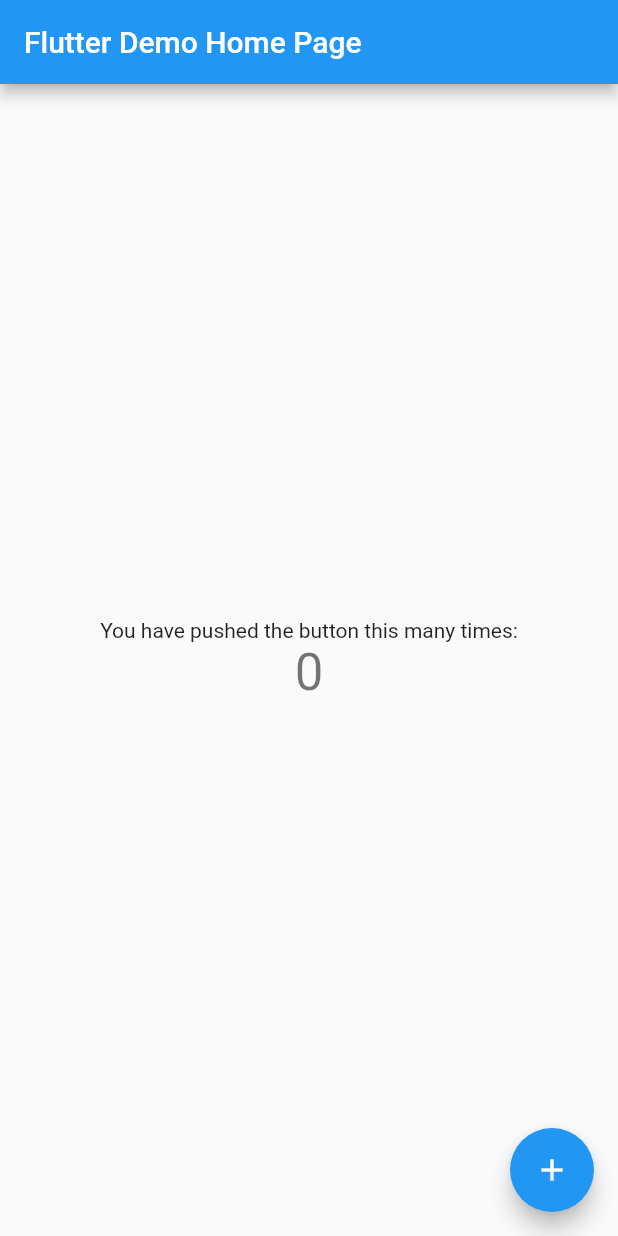
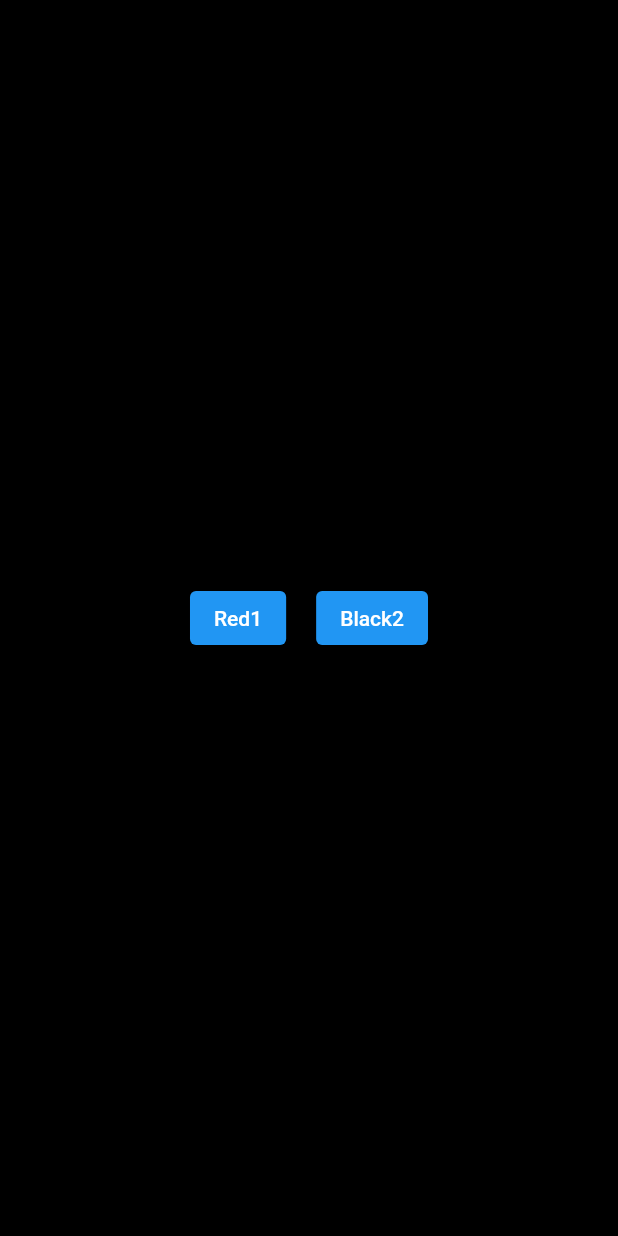
Before and after one commit to shreyash-jain/fluttersummertraining, a Flutter app: the screen it shows after launch, on a phone screen of 412 x 824 dp. Run offline on Flutter 3.47's test engine with Material 2 defaults, Android fonts, the phone set to English and light mode, and no system bars.

Commit message:
last class head

```diff
--- a/lib/main.dart
+++ b/lib/main.dart
@@ -11,105 +11,44 @@ class MyApp extends StatelessWidget {
   @override
   Widget build(BuildContext context) {
     return MaterialApp(
-      title: 'Flutter Demo',
-      theme: ThemeData(
-        // This is the theme of your application.
-        //
-        // Try running your application with "flutter run". You'll see the
-        // application has a blue toolbar. Then, without quitting the app, try
-        // changing the primarySwatch below to Colors.green and then invoke
-        // "hot reload" (press "r" in the console where you ran "flutter run",
-        // or simply save your changes to "hot reload" in a Flutter IDE).
-        // Notice that the counter didn't reset back to zero; the application
-        // is not restarted.
-        primarySwatch: Colors.blue,
-      ),
-      home: const MyHomePage(title: 'Flutter Demo Home Page'),
+      home: Toggle(),
     );
   }
 }
 
-class MyHomePage extends StatefulWidget {
-  const MyHomePage({Key? key, required this.title}) : super(key: key);
-
-  // This widget is the home page of your application. It is stateful, meaning
-  // that it has a State object (defined below) that contains fields that affect
-  // how it looks.
-
-  // This class is the configuration for the state. It holds the values (in this
-  // case the title) provided by the parent (in this case the App widget) and
-  // used by the build method of the State. Fields in a Widget subclass are
-  // always marked "final".
-
-  final String title;
-
-  @override
-  State<MyHomePage> createState() => _MyHomePageState();
-}
-
-class _MyHomePageState extends State<MyHomePage> {
-  int _counter = 0;
-
-  void _incrementCounter() {
-    setState(() {
-      // This call to setState tells the Flutter framework that something has
-      // changed in this State, which causes it to rerun the build method below
-      // so that the display can reflect the updated values. If we changed
-      // _counter without calling setState(), then the build method would not be
-      // called again, and so nothing would appear to happen.
-      _counter++;
-    });
-  }
+class Toggle extends StatelessWidget {
+  Toggle({Key? key}) : super(key: key);
+  Color color = Colors.black;
 
   @override
   Widget build(BuildContext context) {
-    // This method is rerun every time setState is called, for instance as done
-    // by the _incrementCounter method above.
-    //
-    // The Flutter framework has been optimized to make rerunning build methods
-    // fast, so that you can just rebuild anything that needs updating rather
-    // than having to individually change instances of widgets.
     return Scaffold(
-      appBar: AppBar(
-        // Here we take the value from the MyHomePage object that was created by
-        // the App.build method, and use it to set our appbar title.
-        title: Text(widget.title),
-      ),
-      body: Center(
-        // Center is a layout widget. It takes a single child and positions it
-        // in the middle of the parent.
-        child: Column(
-          // Column is also a layout widget. It takes a list of children and
-          // arranges them vertically. By default, it sizes itself to fit its
-          // children horizontally, and tries to be as tall as its parent.
-          //
-          // Invoke "debug painting" (press "p" in the console, choose the
-          // "Toggle Debug Paint" action from the Flutter Inspector in Android
-          // Studio, or the "Toggle Debug Paint" command in Visual Studio Code)
-          // to see the wireframe for each widget.
-          //
-          // Column has various properties to control how it sizes itself and
-          // how it positions its children. Here we use mainAxisAlignment to
-          // center the children vertically; the main axis here is the vertical
-          // axis because Columns are vertical (the cross axis would be
-          // horizontal).
-          mainAxisAlignment: MainAxisAlignment.center,
-          children: <Widget>[
-            const Text(
-              'You have pushed the button this many times:',
-            ),
-            Text(
-              '$_counter',
-              style: Theme.of(context).textTheme.headline4,
-            ),
-          ],
+      backgroundColor: color,
+      body: SafeArea(
+        child: Center(
+          child: Row(
+            mainAxisAlignment: MainAxisAlignment.center,
+            crossAxisAlignment: CrossAxisAlignment.center,
+            children: [
+              ElevatedButton(
+                child: Text("Red1"),
+                onPressed: () {
+                  print(5);
+                  color = Colors.red;
+                  print(color);
+                },
+              ),
+              SizedBox(width: 20),
+              ElevatedButton(
+                child: Text("Black2"),
+                onPressed: () {
+                  print(6);
+                },
+              ),
+            ],
+          ),
         ),
       ),
-      floatingActionButton: FloatingActionButton(
-        onPressed: _incrementCounter,
-        tooltip: 'Increment',
-        child: const Icon(Icons.add),
-      ), // This trailing comma makes auto-formatting nicer for build methods.
     );
   }
 }
```
